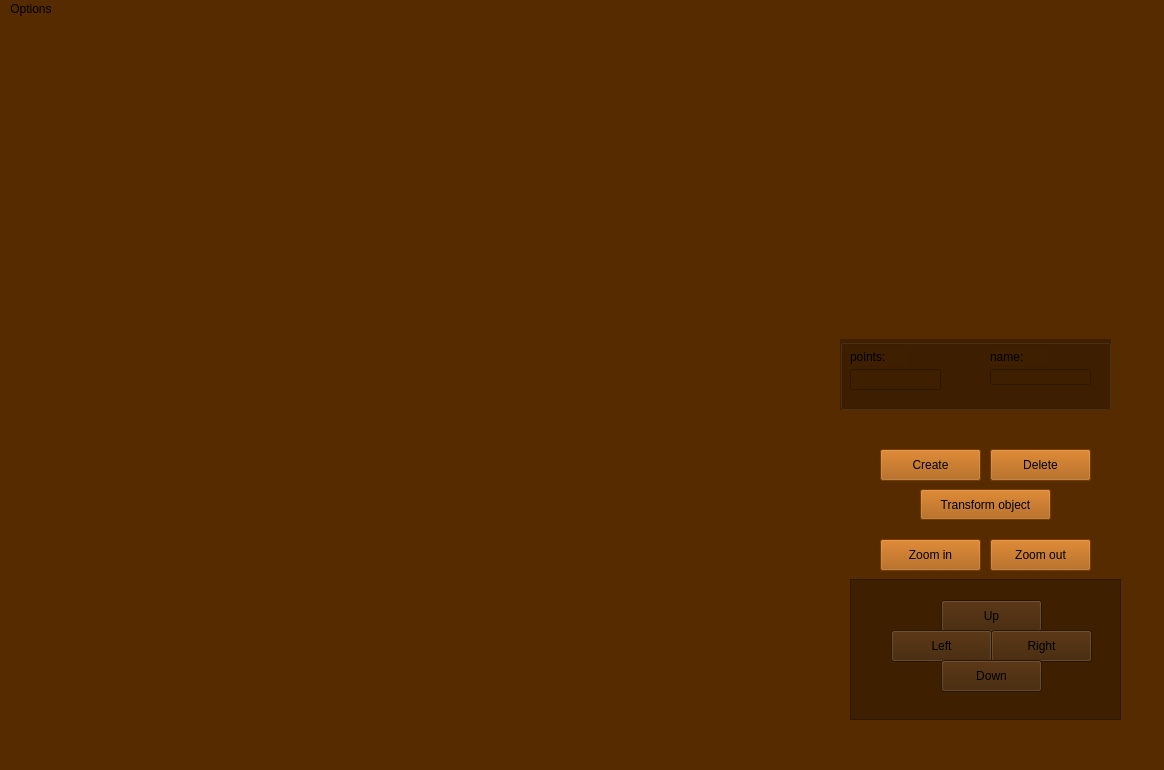
Above: view/main_window.ui from victoriavllso/sistema-grafico-interativo before the change. Below: the same form after it.
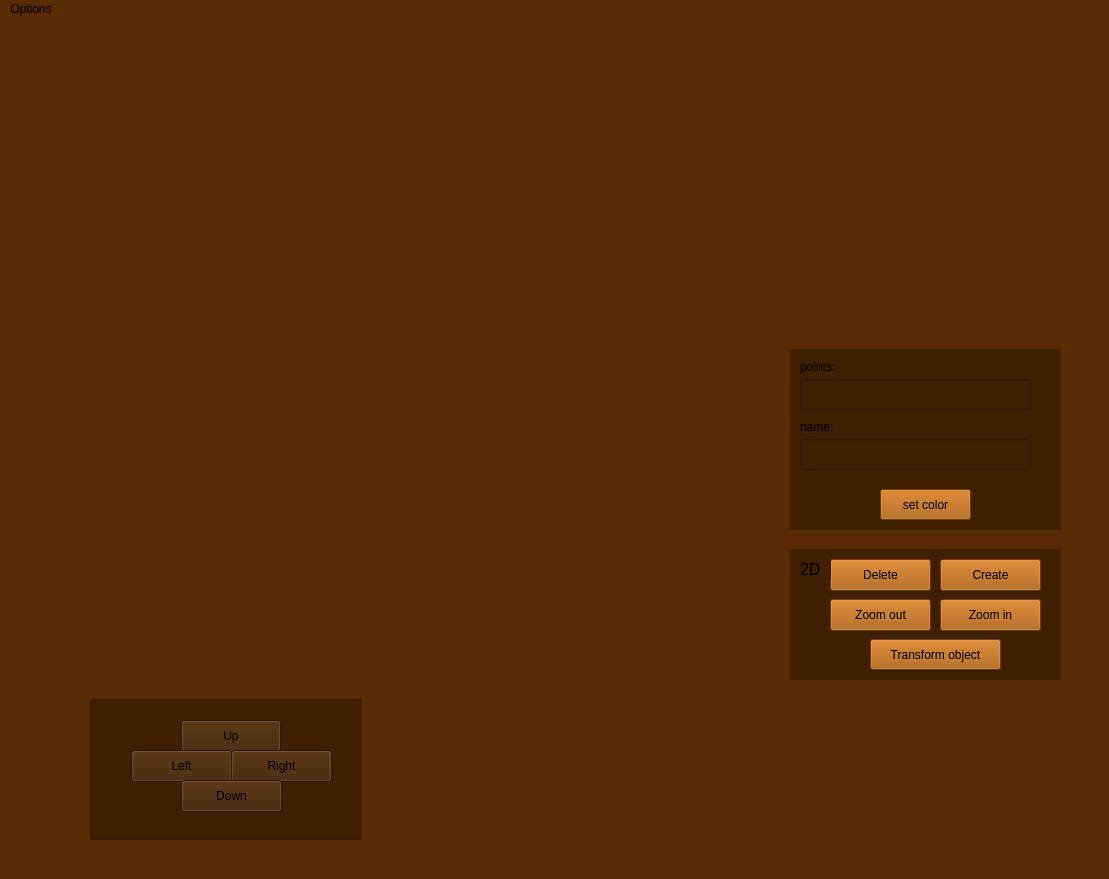
That is the form after the change.

The edit to the form file:
```diff
--- a/view/main_window.ui
+++ b/view/main_window.ui
@@ -6,8 +6,8 @@
    <rect>
     <x>0</x>
     <y>0</y>
-    <width>1164</width>
-    <height>770</height>
+    <width>1109</width>
+    <height>879</height>
    </rect>
   </property>
   <property name="palette">
@@ -108,43 +108,11 @@
    <string notr="true">background-color: rgb(86, 43, 0);</string>
   </property>
   <widget class="QWidget" name="centralwidget">
-   <widget class="QPushButton" name="z_in">
-    <property name="geometry">
-     <rect>
-      <x>880</x>
-      <y>520</y>
-      <width>101</width>
-      <height>32</height>
-     </rect>
-    </property>
-    <property name="styleSheet">
-     <string notr="true">background-color: rgb(166, 83, 0);</string>
-    </property>
-    <property name="text">
-     <string>Zoom in</string>
-    </property>
-   </widget>
-   <widget class="QPushButton" name="z_out">
-    <property name="geometry">
-     <rect>
-      <x>990</x>
-      <y>520</y>
-      <width>101</width>
-      <height>32</height>
-     </rect>
-    </property>
-    <property name="styleSheet">
-     <string notr="true">background-color: rgb(166, 83, 0);</string>
-    </property>
-    <property name="text">
-     <string>Zoom out</string>
-    </property>
-   </widget>
    <widget class="QLabel" name="vp">
     <property name="geometry">
      <rect>
       <x>80</x>
-      <y>20</y>
+      <y>10</y>
       <width>621</width>
       <height>661</height>
      </rect>
@@ -153,59 +121,11 @@
      <string/>
     </property>
    </widget>
-   <widget class="QPushButton" name="transform_button">
-    <property name="geometry">
-     <rect>
-      <x>920</x>
-      <y>470</y>
-      <width>131</width>
-      <height>31</height>
-     </rect>
-    </property>
-    <property name="styleSheet">
-     <string notr="true">background-color: rgb(166, 83, 0);</string>
-    </property>
-    <property name="text">
-     <string>Transform object</string>
-    </property>
-   </widget>
-   <widget class="QPushButton" name="delete_but">
-    <property name="geometry">
-     <rect>
-      <x>990</x>
-      <y>430</y>
-      <width>101</width>
-      <height>32</height>
-     </rect>
-    </property>
-    <property name="styleSheet">
-     <string notr="true">background-color: rgb(166, 83, 0);</string>
-    </property>
-    <property name="text">
-     <string>Delete</string>
-    </property>
-   </widget>
-   <widget class="QPushButton" name="create_but">
-    <property name="geometry">
-     <rect>
-      <x>880</x>
-      <y>430</y>
-      <width>101</width>
-      <height>32</height>
-     </rect>
-    </property>
-    <property name="styleSheet">
-     <string notr="true">background-color: rgb(166, 83, 0);</string>
-    </property>
-    <property name="text">
-     <string>Create</string>
-    </property>
-   </widget>
    <widget class="QScrollArea" name="scrollArea">
     <property name="geometry">
      <rect>
-      <x>850</x>
-      <y>560</y>
+      <x>90</x>
+      <y>680</y>
       <width>271</width>
       <height>141</height>
      </rect>
@@ -230,7 +150,7 @@
        <rect>
         <x>90</x>
         <y>20</y>
-        <width>101</width>
+        <width>100</width>
         <height>32</height>
        </rect>
       </property>
@@ -279,21 +199,142 @@
      </widget>
     </widget>
    </widget>
-   <widget class="QGroupBox" name="groupBox">
+   <widget class="QWidget" name="widget" native="true">
     <property name="geometry">
      <rect>
-      <x>840</x>
-      <y>320</y>
+      <x>790</x>
+      <y>530</y>
       <width>271</width>
-      <height>71</height>
+      <height>131</height>
      </rect>
     </property>
     <property name="styleSheet">
      <string notr="true">background-color: rgb(62, 31, 0);</string>
     </property>
-    <property name="title">
-     <string/>
+    <widget class="QPushButton" name="create_but">
+     <property name="geometry">
+      <rect>
+       <x>150</x>
+       <y>10</y>
+       <width>101</width>
+       <height>32</height>
+      </rect>
+     </property>
+     <property name="styleSheet">
+      <string notr="true">background-color: rgb(166, 83, 0);</string>
+     </property>
+     <property name="text">
+      <string>Create</string>
+     </property>
+    </widget>
+    <widget class="QPushButton" name="delete_but">
+     <property name="geometry">
+      <rect>
+       <x>40</x>
+       <y>10</y>
+       <width>101</width>
+       <height>32</height>
+      </rect>
+     </property>
+     <property name="styleSheet">
+      <string notr="true">background-color: rgb(166, 83, 0);</string>
+     </property>
+     <property name="text">
+      <string>Delete</string>
+     </property>
+    </widget>
+    <widget class="QPushButton" name="transform_button">
+     <property name="geometry">
+      <rect>
+       <x>80</x>
+       <y>90</y>
+       <width>131</width>
+       <height>31</height>
+      </rect>
+     </property>
+     <property name="styleSheet">
+      <string notr="true">background-color: rgb(166, 83, 0);</string>
+     </property>
+     <property name="text">
+      <string>Transform object</string>
+     </property>
+    </widget>
+    <widget class="QPushButton" name="z_in">
+     <property name="geometry">
+      <rect>
+       <x>150</x>
+       <y>50</y>
+       <width>101</width>
+       <height>32</height>
+      </rect>
+     </property>
+     <property name="styleSheet">
+      <string notr="true">background-color: rgb(166, 83, 0);</string>
+     </property>
+     <property name="text">
+      <string>Zoom in</string>
+     </property>
+    </widget>
+    <widget class="QPushButton" name="z_out">
+     <property name="geometry">
+      <rect>
+       <x>40</x>
+       <y>50</y>
+       <width>101</width>
+       <height>32</height>
+      </rect>
+     </property>
+     <property name="styleSheet">
+      <string notr="true">background-color: rgb(166, 83, 0);</string>
+     </property>
+     <property name="text">
+      <string>Zoom out</string>
+     </property>
+    </widget>
+    <widget class="QLabel" name="label">
+     <property name="geometry">
+      <rect>
+       <x>10</x>
+       <y>10</y>
+       <width>31</width>
+       <height>21</height>
+      </rect>
+     </property>
+     <property name="font">
+      <font>
+       <pointsize>12</pointsize>
+      </font>
+     </property>
+     <property name="text">
+      <string>2D</string>
+     </property>
+    </widget>
+   </widget>
+   <widget class="QWidget" name="widget_2" native="true">
+    <property name="geometry">
+     <rect>
+      <x>790</x>
+      <y>330</y>
+      <width>271</width>
+      <height>181</height>
+     </rect>
     </property>
+    <property name="styleSheet">
+     <string notr="true">background-color: rgb(62, 31, 0);</string>
+    </property>
+    <widget class="QLineEdit" name="points_ln">
+     <property name="geometry">
+      <rect>
+       <x>10</x>
+       <y>30</y>
+       <width>231</width>
+       <height>31</height>
+      </rect>
+     </property>
+     <property name="text">
+      <string/>
+     </property>
+    </widget>
     <widget class="QLabel" name="points_lbl">
      <property name="geometry">
       <rect>
@@ -310,8 +351,8 @@
     <widget class="QLabel" name="name_lbl">
      <property name="geometry">
       <rect>
-       <x>150</x>
-       <y>10</y>
+       <x>10</x>
+       <y>70</y>
        <width>58</width>
        <height>16</height>
       </rect>
@@ -320,29 +361,32 @@
       <string>name:</string>
      </property>
     </widget>
-    <widget class="QLineEdit" name="points_ln">
-     <property name="geometry">
-      <rect>
-       <x>10</x>
-       <y>30</y>
-       <width>91</width>
-       <height>21</height>
-      </rect>
-     </property>
-     <property name="text">
-      <string/>
-     </property>
-    </widget>
     <widget class="QLineEdit" name="name_ln">
      <property name="geometry">
       <rect>
-       <x>150</x>
-       <y>30</y>
-       <width>101</width>
-       <height>16</height>
+       <x>10</x>
+       <y>90</y>
+       <width>231</width>
+       <height>31</height>
       </rect>
      </property>
     </widget>
+    <widget class="QPushButton" name="color_button">
+     <property name="geometry">
+      <rect>
+       <x>90</x>
+       <y>140</y>
+       <width>91</width>
+       <height>31</height>
+      </rect>
+     </property>
+     <property name="styleSheet">
+      <string notr="true">background-color: rgb(166, 83, 0);</string>
+     </property>
+     <property name="text">
+      <string>set color</string>
+     </property>
+    </widget>
    </widget>
   </widget>
   <widget class="QMenuBar" name="menubar">
@@ -350,7 +394,7 @@
     <rect>
      <x>0</x>
      <y>0</y>
-     <width>1164</width>
+     <width>1109</width>
      <height>19</height>
     </rect>
    </property>
```
